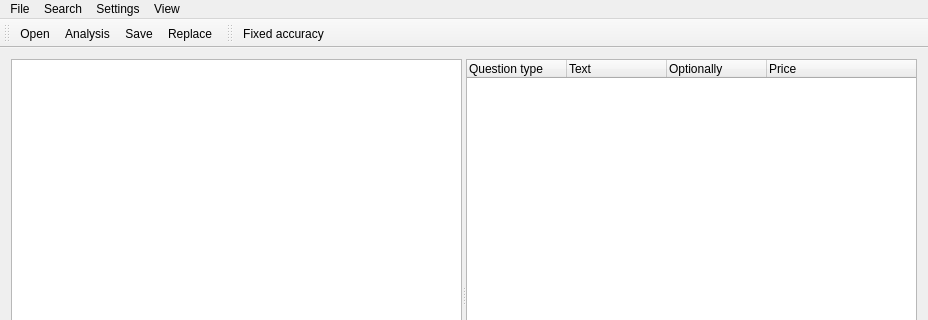
First picture: the form in mainwindow.ui, repository schmidtevgeny/moodle_question_import, before the edit; both pictures show x 0 to 928 and y 0 to 320 of the 928 by 563 pixel window.
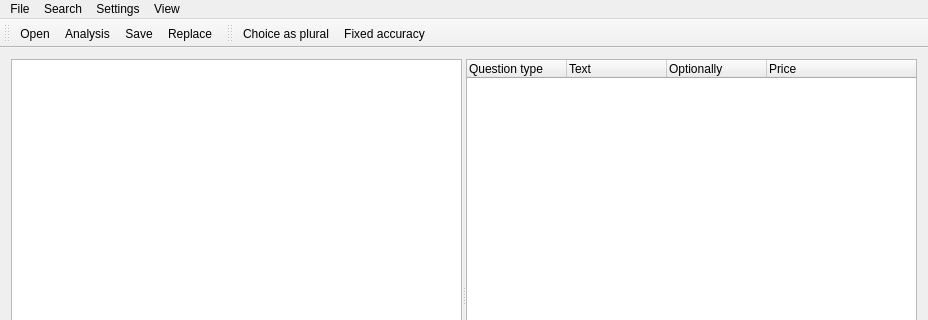
Second picture: the form after the edit. Icons and pictures are not drawn.

The edit to the form file:
```diff
--- a/mainwindow.ui
+++ b/mainwindow.ui
@@ -158,7 +158,7 @@
    <attribute name="toolBarBreak">
     <bool>false</bool>
    </attribute>
-   <addaction name="actionСhoiceAsMultichoice"/>
+   <addaction name="actionChoiceAsMultichoice"/>
    <addaction name="actionFixedAccuracy"/>
   </widget>
   <action name="actionAnalyse">
@@ -217,7 +217,7 @@
     <string>Ctrl+R</string>
    </property>
   </action>
-  <action name="actionСhoiceAsMultichoice">
+  <action name="actionChoiceAsMultichoice">
    <property name="checkable">
     <bool>true</bool>
    </property>
```
Left out of the diff: 2 changed lines with no effect on the pictures.
